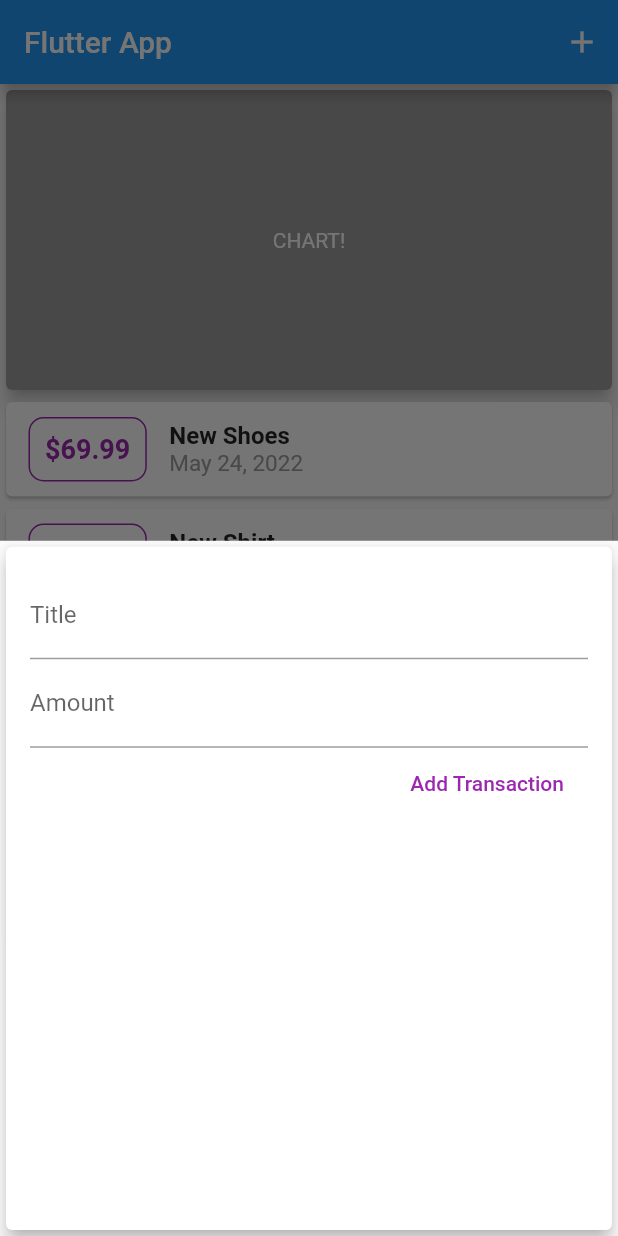
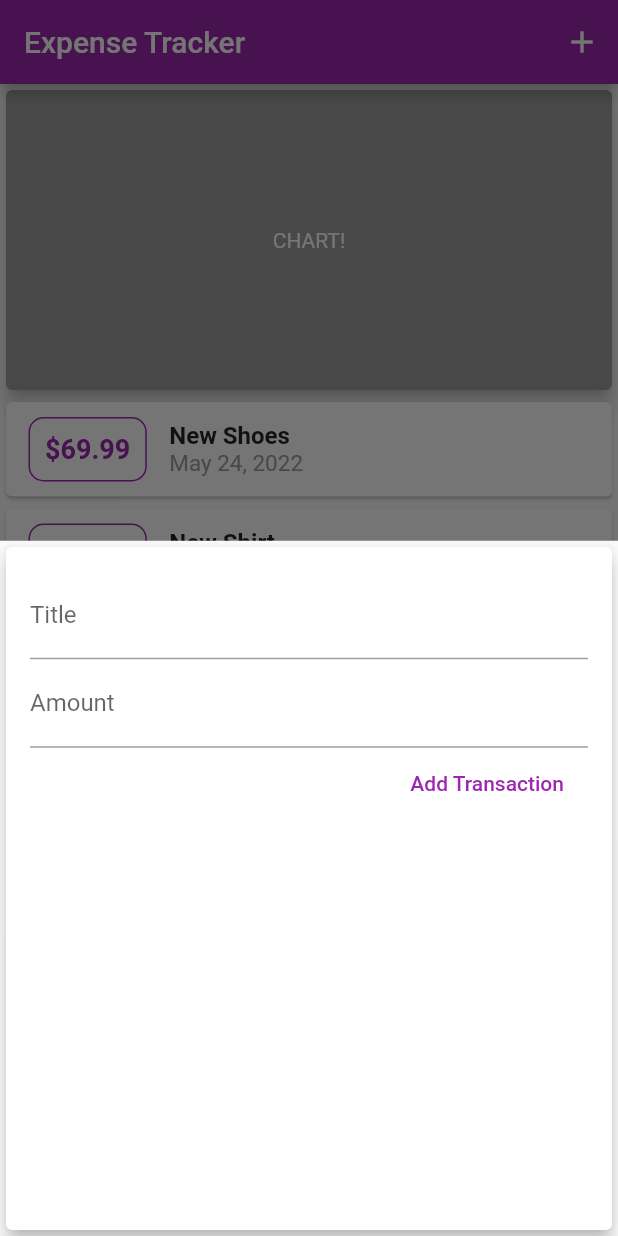
Before and after one commit to PandaTechMobile/flutter_spend_tracker, a Flutter app: the screen it shows after launch, after a tap on the "add" icon, on a phone screen of 412 x 824 dp. Run offline on Flutter 3.47's test engine with Material 2 defaults, Android fonts, the phone set to English and light mode, and no system bars.

Commit message:
finished 27 and fixed bottom sheet

```diff
--- a/lib/main.dart
+++ b/lib/main.dart
@@ -10,7 +10,11 @@ class MyApp extends StatelessWidget {
   @override
   Widget build(BuildContext context) {
     return MaterialApp(
-      title: 'Flutter App',
+      title: 'Expense Tracker',
+      theme: ThemeData(
+        primarySwatch: Colors.purple,
+        accentColor: Colors.amber,
+      ),
       home: MyHomePage(),
     );
   }
@@ -80,7 +84,7 @@ class _MyHomePageState extends State<MyHomePage> {
   Widget build(BuildContext context) {
     return Scaffold(
       appBar: AppBar(
-        title: Text('Flutter App'),
+        title: Text('Expense Tracker'),
         actions: [
           IconButton(
             onPressed: () => _showAddNewTransaction(context),
--- a/lib/widgets/new_transaction_widget.dart
+++ b/lib/widgets/new_transaction_widget.dart
@@ -1,11 +1,18 @@
 import 'package:flutter/material.dart';
 
-class NewTransaction extends StatelessWidget {
-  final titleController = TextEditingController();
-  final amountController = TextEditingController();
+class NewTransaction extends StatefulWidget {
   final Function addTransaction;
 
   NewTransaction(this.addTransaction);
+
+  @override
+  State<NewTransaction> createState() => _NewTransactionState();
+}
+
+class _NewTransactionState extends State<NewTransaction> {
+  final titleController = TextEditingController();
+
+  final amountController = TextEditingController();
 
   void _submitAddTransaction() {
     final enteredTitle = titleController.text;
@@ -13,7 +20,10 @@ class NewTransaction extends StatelessWidget {
 
     if (enteredTitle.isEmpty || enteredAmount <= 0) return;
 
-    addTransaction(enteredTitle, enteredAmount);
+    widget.addTransaction(enteredTitle, enteredAmount);
+
+    // NOTE / TODO -> We can send the fricking result back! So no need to pass in the bloody method...
+    Navigator.of(context).pop();
   }
 
   @override
--- a/lib/widgets/transaction_list_widget.dart
+++ b/lib/widgets/transaction_list_widget.dart
@@ -26,7 +26,7 @@ class TransactionList extends StatelessWidget {
                     style: TextStyle(
                       fontWeight: FontWeight.bold,
                       fontSize: 18,
-                      color: Colors.purple,
+                      color: Theme.of(context).primaryColor,
                     ),
                   ),
                   margin: EdgeInsets.symmetric(
@@ -35,7 +35,7 @@ class TransactionList extends StatelessWidget {
                   ),
                   decoration: BoxDecoration(
                     border: Border.all(
-                      color: Colors.purple,
+                      color: Theme.of(context).primaryColor,
                       width: 1,
                     ),
                     borderRadius: BorderRadius.circular(10),
```
